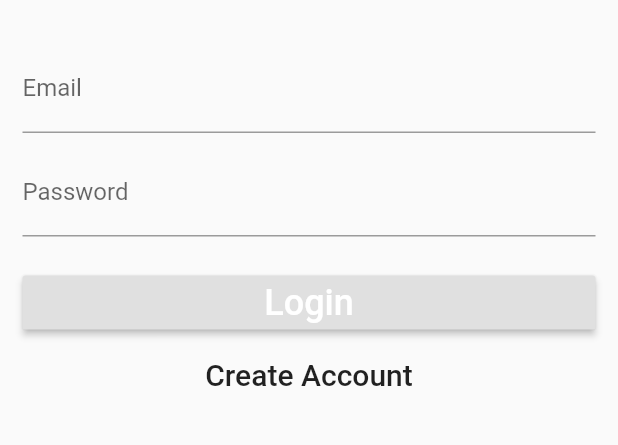
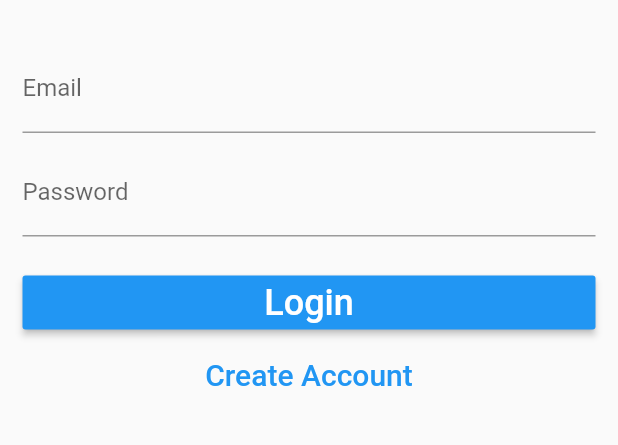
Before and after one commit to shreyasnisal/Photo-Journal, a Flutter app: the screen it shows after launch, on a phone screen of 412 x 824 dp, the part 437-882 px from its top. Run offline on Flutter 3.47's test engine with Material 2 defaults, Android fonts, the phone set to English and light mode, and no system bars; our stand-ins replace firebase_auth, firebase_database, firebase_storage, image_picker, transparent_image; accounts and stored records are empty.

Commit message:
Fixed button colors

```diff
--- a/lib/screens/LoginRegisterPage.dart
+++ b/lib/screens/LoginRegisterPage.dart
@@ -142,13 +142,13 @@ class _LoginRegisterState extends State<LoginRegisterPage> {
         new RaisedButton(
           child: new Text("Login", style: new TextStyle(fontSize: 24.0)),
           textColor: Colors.white,
-          // color: Colors.purple,
+          color: Colors.blue,
 
           onPressed: validateAndSubmit,
         ), //RaisedButton
         new FlatButton(
           child: new Text("Create Account", style: new TextStyle(fontSize: 20.0)),
-          // textColor: Colors.purple,
+          textColor: Colors.blue,
 
           onPressed: moveToRegister,
         ), //FlatButton
@@ -159,13 +159,13 @@ class _LoginRegisterState extends State<LoginRegisterPage> {
         new RaisedButton(
           child: new Text("Sign Up", style: new TextStyle(fontSize: 24.0)),
           textColor: Colors.white,
-          // color: Colors.purple,
+          color: Colors.blue,
 
           onPressed: validateAndSubmit,
         ), //RaisedButton
         new FlatButton(
           child: new Text("Already have an account?", style: new TextStyle(fontSize: 20.0)),
-          // textColor: Colors.purple,
+          textColor: Colors.blue,
 
           onPressed: moveToLogin,
         ), //FlatButton
--- a/lib/screens/UploadPhotoScreen.dart
+++ b/lib/screens/UploadPhotoScreen.dart
@@ -205,7 +205,7 @@ class _UploadPhotoScreenState extends State<UploadPhotoScreen> {
 
               child: Text("Upload"),
               textColor: Colors.white,
-              // color: Colors.purple,
+              color: Colors.blue,
 
               onPressed: () {
                 setState(() {
```
